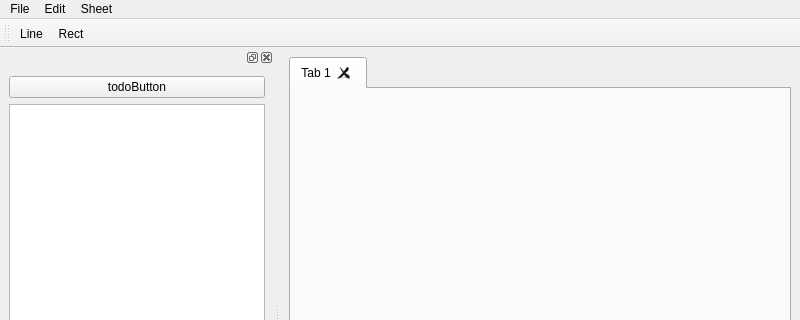
schim-app/schim, file src/ui/mainwindow.ui: the form before one commit; both pictures show x 0 to 800 and y 0 to 320 of the 800 by 600 pixel window.
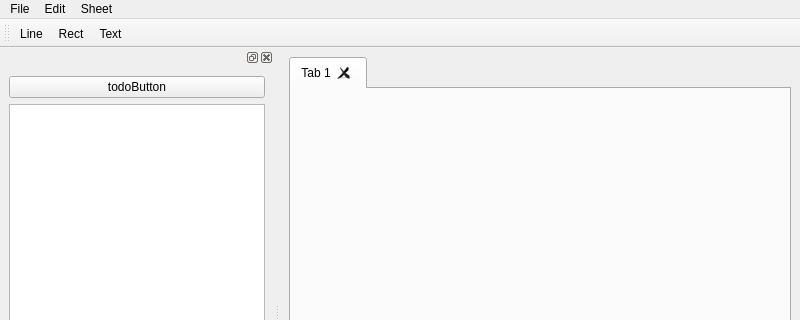
The form after the commit. Icons and pictures are not drawn. Custom widgets are drawn as their Qt base class.

What changed in the file:
```diff
--- a/src/ui/mainwindow.ui
+++ b/src/ui/mainwindow.ui
@@ -116,6 +116,7 @@
    </attribute>
    <addaction name="actionInsertLine"/>
    <addaction name="actionInsertRect"/>
+   <addaction name="actionInsertText"/>
   </widget>
   <widget class="QDockWidget" name="dockSymbols">
    <attribute name="dockWidgetArea">
@@ -214,6 +215,14 @@
     <string>Insert a rectangle</string>
    </property>
   </action>
+  <action name="actionInsertText">
+   <property name="text">
+    <string>Text</string>
+   </property>
+   <property name="toolTip">
+    <string>Insert a text object</string>
+   </property>
+  </action>
  </widget>
  <customwidgets>
   <customwidget>
```
